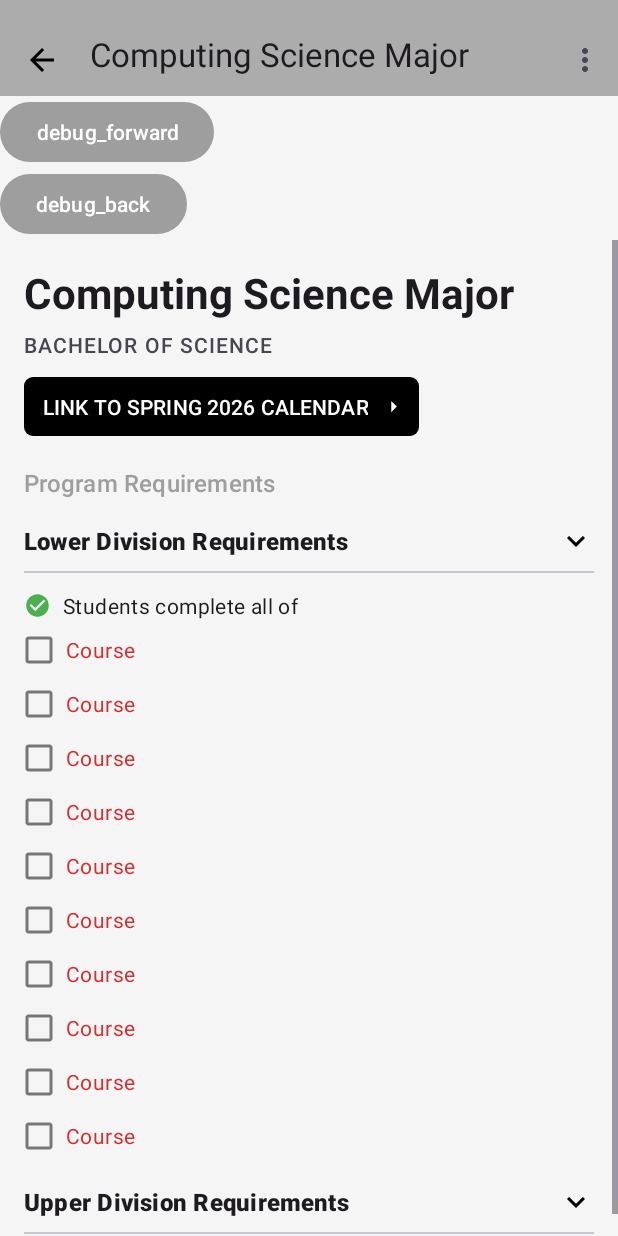
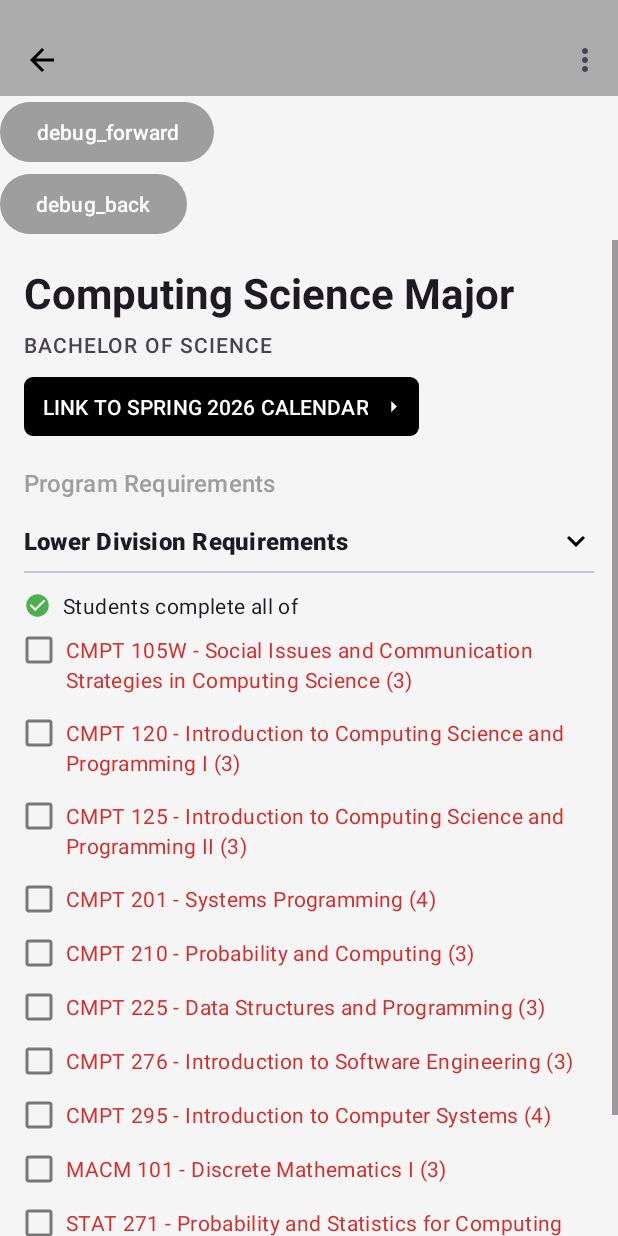
Before and after one commit to darineabdelmotalib/cmpt362_GroupProject, an Android app: the fragment ProgramRequirementsFragment shown on its own in the app's theme, on a phone screen of 412 x 824 dp. Run offline under Robolectric (Android 15) with nearby library versions, the phone set to English and light mode, and no system bars; network calls fail.

Commit message:
added database logic + updated program requirements to use db

```diff
--- a/app/src/main/AndroidManifest.xml
+++ b/app/src/main/AndroidManifest.xml
@@ -1,4 +1,6 @@
 <manifest xmlns:android="http://schemas.android.com/apk/res/android">
+
+    <uses-permission android:name="android.permission.INTERNET"/>
 
     <application
         android:allowBackup="true"
--- /dev/null
+++ b/app/src/main/java/darine_abdelmotalib/example/groupproject/data/db/CsRequirementsDb.kt
@@ -0,0 +1,87 @@
+package darine_abdelmotalib.example.groupproject.data.db
+
+import darine_abdelmotalib.example.groupproject.R
+
+data class RequirementCourse(
+    val rowId: Int,
+    val dept: String,
+    val number: String,
+    val label: String
+)
+
+object CsRequirementsDb {
+
+    val lowerDivision: List<RequirementCourse> = listOf(
+        RequirementCourse(
+            rowId = R.id.row1,
+            dept = "cmpt",
+            number = "105w",
+            label = "CMPT 105W - Social Issues and Communication Strategies in Computing Science (3)"
+        ),
+        RequirementCourse(
+            rowId = R.id.row2,
+            dept = "cmpt",
+            number = "120",
+            label = "CMPT 120 - Introduction to Computing Science and Programming I (3)"
+        ),
+        RequirementCourse(
+            rowId = R.id.row3,
+            dept = "cmpt",
+            number = "125",
+            label = "CMPT 125 - Introduction to Computing Science and Programming II (3)"
+        ),
+        RequirementCourse(
+            rowId = R.id.row4,
+            dept = "cmpt",
+            number = "201",
+            label = "CMPT 201 - Systems Programming (4)"
+        ),
+        RequirementCourse(
+            rowId = R.id.row5,
+            dept = "cmpt",
+            number = "210",
+            label = "CMPT 210 - Probability and Computing (3)"
+        ),
+        RequirementCourse(
+            rowId = R.id.row6,
+            dept = "cmpt",
+            number = "225",
+            label = "CMPT 225 - Data Structures and Programming (3)"
+        ),
+        RequirementCourse(
+            rowId = R.id.row7,
+            dept = "cmpt",
+            number = "276",
+            label = "CMPT 276 - Introduction to Software Engineering (3)"
+        ),
+        RequirementCourse(
+            rowId = R.id.row8,
+            dept = "cmpt",
+            number = "295",
+            label = "CMPT 295 - Introduction to Computer Systems (4)"
+        ),
+        RequirementCourse(
+            rowId = R.id.row9,
+            dept = "macm",
+            number = "101",
+            label = "MACM 101 - Discrete Mathematics I (3)"
+        ),
+        RequirementCourse(
+            rowId = R.id.row10,
+            dept = "stat",
+            number = "271",
+            label = "STAT 271 - Probability and Statistics for Computing Science (3)"
+        )
+    )
+
+    val upperDivisionCore: List<RequirementCourse> = listOf(
+        RequirementCourse(
+            rowId = R.id.row_ud_1,
+            dept = "cmpt",
+            number = "376w",
+            label = "CMPT 376W - Professional Responsibility and Technical Writing (3)"
+        )
+    )
+
+    fun allCourses(): List<RequirementCourse> = lowerDivision + upperDivisionCore
+}
--- a/app/src/main/java/darine_abdelmotalib/example/groupproject/ui/requirements/ProgramRequirementsFragment.kt
+++ b/app/src/main/java/darine_abdelmotalib/example/groupproject/ui/requirements/ProgramRequirementsFragment.kt
@@ -7,11 +7,12 @@ import android.view.LayoutInflater
 import android.view.View
 import android.view.ViewGroup
 import android.widget.TextView
-import androidx.core.content.ContextCompat
+import androidx.core.os.bundleOf
 import androidx.fragment.app.Fragment
 import androidx.navigation.fragment.findNavController
 import com.google.android.material.checkbox.MaterialCheckBox
 import darine_abdelmotalib.example.groupproject.R
+import darine_abdelmotalib.example.groupproject.data.db.CsRequirementsDb
 import darine_abdelmotalib.example.groupproject.databinding.FragmentProgramRequirementsBinding
 
 class ProgramRequirementsFragment : Fragment() {
@@ -28,14 +29,27 @@ class ProgramRequirementsFragment : Fragment() {
         savedInstanceState: Bundle?
     ): View {
         _binding = FragmentProgramRequirementsBinding.inflate(inflater, container, false)
-        val root: View = binding.root
+        return binding.root
+    }
 
-        val toolbar = binding.topAppBar.toolbar
-        toolbar.title = getString(R.string.title_cs_major)
-        toolbar.setNavigationOnClickListener {
-            findNavController().navigateUp()
+    override fun onViewCreated(view: View, savedInstanceState: Bundle?) {
+        super.onViewCreated(view, savedInstanceState)
+
+        binding.debugForward.setOnClickListener {
+            findNavController()
+                .navigate(R.id.action_programRequirementsFragment_to_courseInfoFragment)
+        }
+        binding.debugBack.setOnClickListener {
+            findNavController().popBackStack()
         }
 
+        setupExpandCollapse()
+        fillRequirementRows()
+        tintCheckboxes()
+        wireRequirementClicks()
+    }
+
+    private fun setupExpandCollapse() {
         updateLowerSection()
         updateUpperSection()
 
@@ -47,27 +61,11 @@ class ProgramRequirementsFragment : Fragment() {
             upperExpanded = !upperExpanded
             updateUpperSection()
         }
-
-        fillRowTexts()
-        applyCheckboxTint()
-        wireCourseRowClicks()
-
-        /* -- DEBUG BUTTONS -- */
-        binding.debugForward.setOnClickListener {
-            findNavController()
-                .navigate(R.id.action_programRequirementsFragment_to_courseInfoFragment)
-        }
-        binding.debugBack.setOnClickListener {
-            findNavController()
-                .navigate(R.id.action_programRequirementsFragment_to_chooseProgramFragment)
-        }
-        /* -- END DEBUG BUTTONS -- */
-
-        return root
     }
 
     private fun updateLowerSection() {
-        binding.lowerContent.visibility = if (lowerExpanded) View.VISIBLE else View.GONE
+        binding.lowerContent.visibility =
+            if (lowerExpanded) View.VISIBLE else View.GONE
         binding.lowerExpandIcon.setImageResource(
             if (lowerExpanded) R.drawable.ic_expand_less_24
             else R.drawable.ic_expand_more_24
@@ -75,59 +73,50 @@ class ProgramRequirementsFragment : Fragment() {
     }
 
     private fun updateUpperSection() {
-        binding.upperContent.visibility = if (upperExpanded) View.VISIBLE else View.GONE
+        binding.upperContent.visibility =
+            if (upperExpanded) View.VISIBLE else View.GONE
         binding.upperExpandIcon.setImageResource(
             if (upperExpanded) R.drawable.ic_expand_less_24
             else R.drawable.ic_expand_more_24
         )
     }
 
-    private fun fillRowTexts() {
-        val ids = intArrayOf(
-            R.id.row1, R.id.row2, R.id.row3, R.id.row4, R.id.row5,
-            R.id.row6, R.id.row7, R.id.row8, R.id.row9, R.id.row10,
-            R.id.row_ud_1
-        )
-
-        ids.forEach { id ->
-            val row = binding.root.findViewById<View>(id)
-            val tv = row?.findViewById<TextView>(R.id.text) ?: return@forEach
-            val text = row.tag?.toString() ?: getString(R.string.placeholder_course)
-            tv.text = text
+    private fun fillRequirementRows() {
+        CsRequirementsDb.allCourses().forEach { course ->
+            val row = binding.root.findViewById<View>(course.rowId) ?: return@forEach
+            val tv = row.findViewById<TextView>(R.id.text)
+            tv.text = course.label
         }
     }
 
-    private fun applyCheckboxTint() {
+    private fun tintCheckboxes() {
         val states = arrayOf(
             intArrayOf(android.R.attr.state_checked),
             intArrayOf()
         )
-        val red = ContextCompat.getColor(requireContext(), R.color.sfu_red)
+        val red = requireContext().getColor(R.color.sfu_red)
         val gray = Color.parseColor("#777777")
         val tint = ColorStateList(states, intArrayOf(red, gray))
 
-        val rows = listOf(
-            R.id.row1, R.id.row2, R.id.row3, R.id.row4, R.id.row5,
-            R.id.row6, R.id.row7, R.id.row8, R.id.row9, R.id.row10,
-            R.id.row_ud_1
-        )
-        rows.forEach { id ->
-            val row = binding.root.findViewById<View>(id)
-            row?.findViewById<MaterialCheckBox>(R.id.check)?.buttonTintList = tint
+        CsRequirementsDb.allCourses().forEach { course ->
+            val row = binding.root.findViewById<View>(course.rowId) ?: return@forEach
+            row.findViewById<MaterialCheckBox>(R.id.check)?.buttonTintList = tint
         }
     }
 
-    private fun wireCourseRowClicks() {
-        val rows = listOf(
-            R.id.row1, R.id.row2, R.id.row3, R.id.row4, R.id.row5,
-            R.id.row6, R.id.row7, R.id.row8, R.id.row9, R.id.row10,
-            R.id.row_ud_1
-        )
-
-        rows.forEach { id ->
-            binding.root.findViewById<View>(id)?.setOnClickListener {
-                findNavController()
-                    .navigate(R.id.action_programRequirementsFragment_to_courseInfoFragment)
+    private fun wireRequirementClicks() {
+        CsRequirementsDb.allCourses().forEach { course ->
+            val row = binding.root.findViewById<View>(course.rowId) ?: return@forEach
+            row.setOnClickListener {
+                val args = bundleOf(
+                    "dept" to course.dept,
+                    "courseNumber" to course.number,
+                    "courseTitle" to course.label
+                )
+                findNavController().navigate(
+                    R.id.action_programRequirementsFragment_to_courseInfoFragment,
+                    args
+                )
             }
         }
     }
```
Also changed, not shown: app/src/main/java/darine_abdelmotalib/example/groupproject/data/api/SfuCourseApi.kt (added, +114 -0 lines), app/src/main/java/darine_abdelmotalib/example/groupproject/ui/requirements/CourseInfoFragment.kt (+91 -6 lines), app/src/main/res/layout/course_prereq.xml (+6 -6 lines), app/src/main/res/layout/fragment_course_info.xml (+12 -63 lines).
